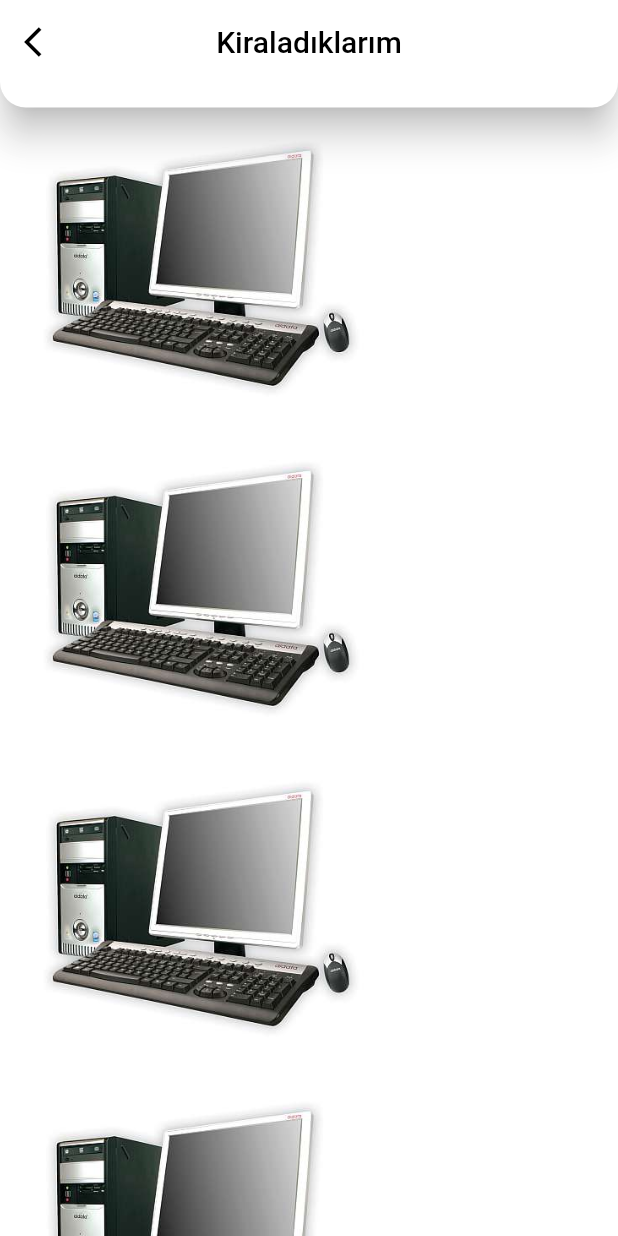
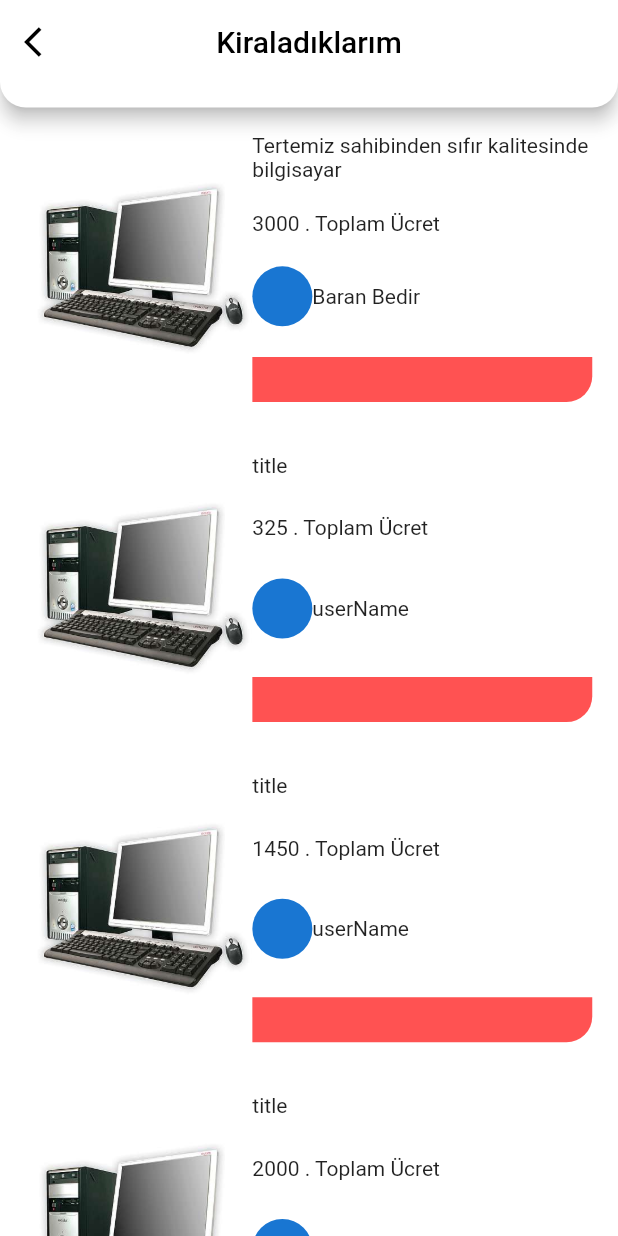
Before and after one commit to ilyashyrt/sales_app, a Flutter app: the screen it shows after launch, on a phone screen of 412 x 824 dp. Run offline on Flutter 3.47's test engine with Material 2 defaults, Android fonts, the phone set to English and light mode, and no system bars; our stand-ins replace flutter_screenutil.

Commit message:
home page continued to be edited

```diff
--- /dev/null
+++ b/lib/constants/assets.dart
@@ -0,0 +1,3 @@
+class AppAssets{
+  static const String computerImage = "assets/computer.jpg";
+}
--- /dev/null
+++ b/lib/models/product_model.dart
@@ -0,0 +1,17 @@
+class ProductModel {
+  final String productImage;
+  final String title;
+  final String price;
+  final String userImage;
+  final String userName;
+  final String date;
+
+  ProductModel(
+    this.productImage,
+    this.title,
+    this.price,
+    this.userImage,
+    this.userName,
+    this.date,
+  );
+}
--- a/lib/screens/home_page.dart
+++ b/lib/screens/home_page.dart
@@ -1,6 +1,8 @@
 import 'package:flutter/material.dart';
 import 'package:flutter_screenutil/flutter_screenutil.dart';
+import 'package:sales_app/constants/assets.dart';
 import 'package:sales_app/constants/strings.dart';
+import 'package:sales_app/models/product_model.dart';
 import 'package:sales_app/utils/device_utils.dart';
 import 'package:sales_app/widgets/custom_appbar.dart';
 
@@ -12,17 +14,41 @@ class HomePage extends StatefulWidget {
 }
 
 class _HomePageState extends State<HomePage> {
+  List<ProductModel> productList = [
+    ProductModel(
+        AppAssets.computerImage,
+        "Tertemiz sahibinden sıfır kalitesinde bilgisayar",
+        "3000",
+        "userImage",
+        "Baran Bedir",
+        "date"),
+    ProductModel(AppAssets.computerImage, "title", "325", "userImage",
+        "userName", "date"),
+    ProductModel(AppAssets.computerImage, "title", "1450", "userImage",
+        "userName", "date"),
+    ProductModel(AppAssets.computerImage, "title", "2000", "userImage",
+        "userName", "date"),
+    ProductModel(AppAssets.computerImage, "title", "4600", "userImage",
+        "userName", "date"),
+  ];
+
   @override
   Widget build(BuildContext context) {
     return Scaffold(
         backgroundColor: Colors.white.withOpacity(0.9),
-        appBar: const CustomAppBar(title: AppStrings.rentedText),
+        appBar: const CustomAppBar(
+          title: AppStrings.rentedText,
+        ),
         body: ListView.builder(
             shrinkWrap: true,
-            itemCount: 10,
+            itemCount: productList.length,
             itemBuilder: ((context, index) {
               return Padding(
                 padding: EdgeInsets.all(15.r),
+                child: InkWell(
+                  onTap: () {
+                    print(index);
+                  },
                   child: Container(
                     height: 150.h,
                     decoration: BoxDecoration(
@@ -31,13 +57,47 @@ class _HomePageState extends State<HomePage> {
                     ),
                     child: Row(
                       children: [
-                      ClipRRect(
+                        Expanded(
+                          flex: 2,
+                          child: ClipRRect(
                             child: Image.asset(
-                          "assets/computer.jpg",
+                              productList[index].productImage,
                             ),
-                        borderRadius: BorderRadius.circular(15.r),
+                            borderRadius: BorderRadius.only(
+                              topLeft: Radius.circular(15.r),
+                              bottomLeft: Radius.circular(15.r),
                             ),
+                          ),
+                        ),
+                        Expanded(
+                          flex: 3,
+                          child: Column(
+                            mainAxisAlignment: MainAxisAlignment.spaceBetween,
+                            crossAxisAlignment: CrossAxisAlignment.start,
+                            children: [
+                              Text(productList[index].title),
+                              Text(productList[index].price +
+                                  " . " +
+                                  "Toplam Ücret"),
+                              Row(
+                                children: [
+                                  const CircleAvatar(),
+                                  Text(productList[index].userName),
                                 ],
+                              ),
+                              Container(
+                                width: DeviceUtils.getScaledWidth(context, 1),
+                                height: 30,
+                                decoration: BoxDecoration(
+                                    color: Colors.redAccent,
+                                    borderRadius: BorderRadius.only(
+                                        bottomRight: Radius.circular(15.r))),
+                              )
+                            ],
+                          ),
+                        )
+                      ],
+                    ),
                   ),
                 ),
               );
--- a/lib/widgets/custom_appbar.dart
+++ b/lib/widgets/custom_appbar.dart
@@ -10,7 +10,7 @@ class CustomAppBar extends StatelessWidget implements PreferredSizeWidget {
   Widget build(BuildContext context) {
     return AppBar(
       actions: actions,
-      elevation: 10,
+      elevation: 5,
       title: Text(
         title,
         style: const TextStyle(color: Colors.black),
```
Lines whose indentation alone changed are shown as unchanged.
